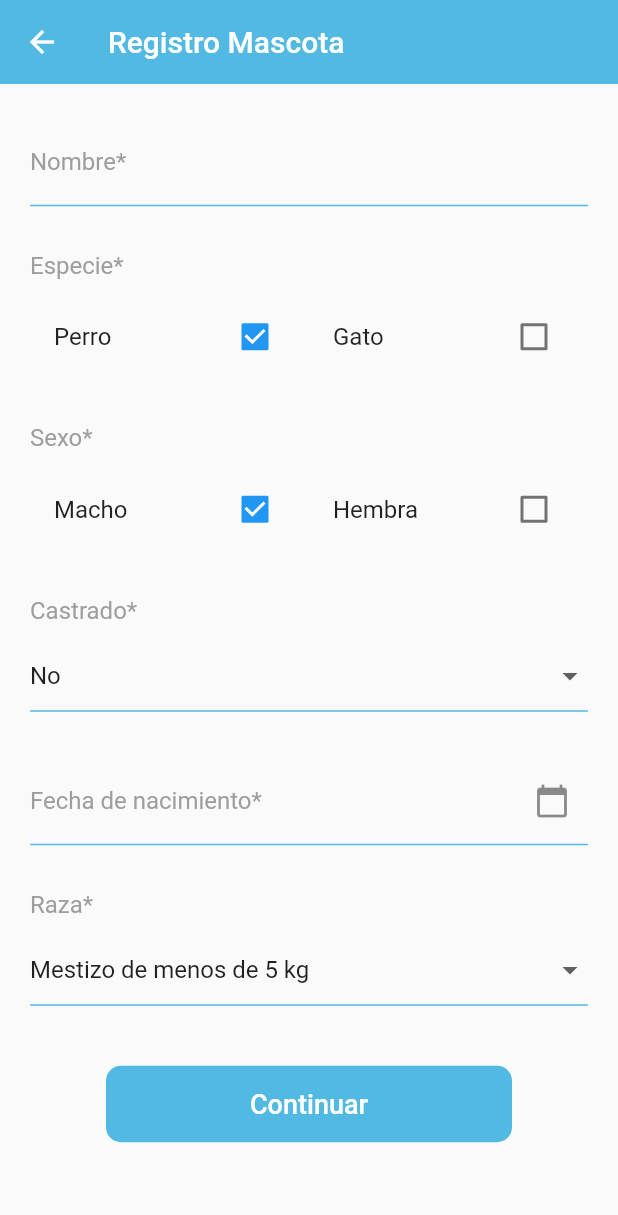
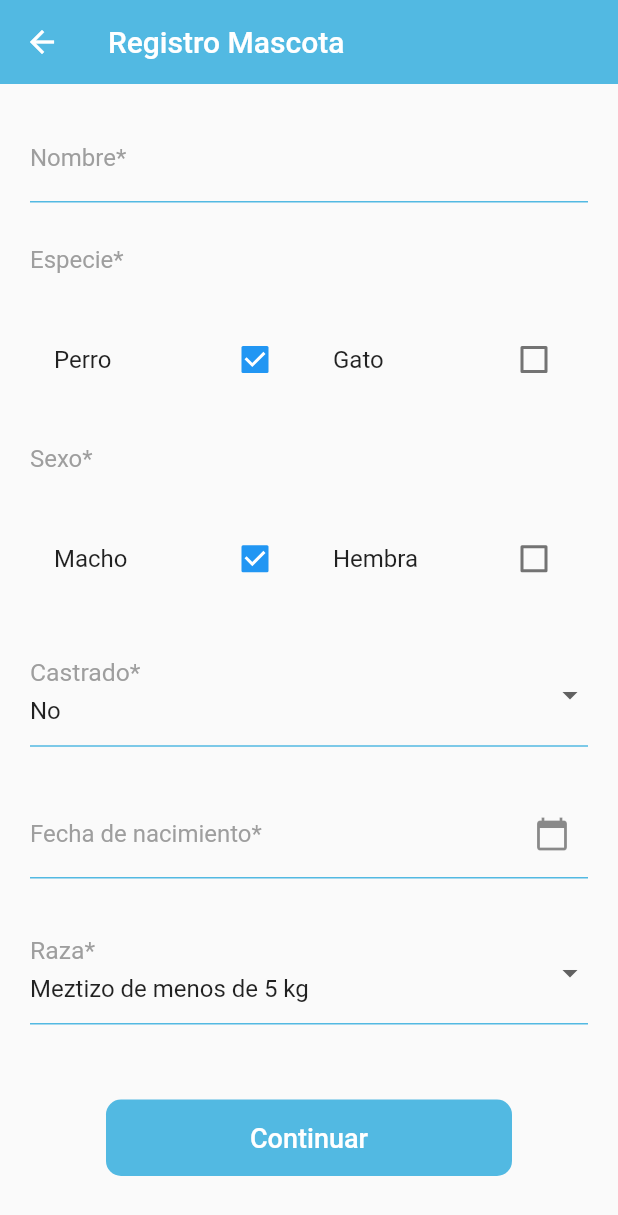
Before and after one commit to TheAlanMC/barkibu-frontend, a Flutter app: the screen it shows after launch, on a phone screen of 412 x 824 dp. Shown: the top 1215 px of the screen. Run offline on Flutter 3.47's test engine with Material 2 defaults, Android fonts, the phone set to English and light mode, and no system bars; our stand-ins replace equatable, flutter_bloc, image_picker; missing offline and left inert: password_strength.

Commit message:
Fixed Size Compatibility with Android

```diff
--- a/lib/screens/login_register/register_pet_screen.dart
+++ b/lib/screens/login_register/register_pet_screen.dart
@@ -1,7 +1,8 @@
+import 'package:flutter/material.dart';
+
 import 'package:barkibu/theme/app_theme.dart';
 import 'package:barkibu/utils/utils.dart';
 import 'package:barkibu/widgets/widgets.dart';
-import 'package:flutter/material.dart';
 
 class RegisterPetScreen extends StatelessWidget {
   const RegisterPetScreen({Key? key}) : super(key: key);
@@ -9,15 +10,19 @@ class RegisterPetScreen extends StatelessWidget {
   @override
   Widget build(BuildContext context) {
     return Scaffold(
-        appBar: AppBar(
-          title: const Text('Registro Mascota'),
-        ),
-        body: Center(
-          child: SingleChildScrollView(
+      appBar: AppBar(
+        title: const Text('Registro Mascota'),
+      ),
+      body: CustomScrollView(
+        slivers: [
+          SliverFillRemaining(
+            hasScrollBody: false,
             child: Column(
               children: [
-                _petRegisterForm(context),
-                const SizedBox(height: 40),
+                Expanded(
+                  child: _petRegisterForm(context),
+                ),
+                const SizedBox(height: 30),
                 CustomMaterialButton(
                   text: 'Continuar',
                   onPressed: (() => Navigator.of(context).pushNamed('/register_pet_vaccine_screen')),
@@ -25,27 +30,28 @@ class RegisterPetScreen extends StatelessWidget {
                 const SizedBox(height: 40),
               ],
             ),
-          ),
-        ));
+          )
+        ],
+      ),
+    );
   }
 
   Widget _petRegisterForm(BuildContext context) {
     return Container(
-      padding: const EdgeInsets.symmetric(horizontal: 20),
+      padding: const EdgeInsets.symmetric(horizontal: 20, vertical: 20),
       width: double.infinity,
       child: Form(
         autovalidateMode: AutovalidateMode.onUserInteraction,
         child: Column(
           crossAxisAlignment: CrossAxisAlignment.start,
+          mainAxisAlignment: MainAxisAlignment.spaceBetween,
           children: [
             TextFormField(
               autocorrect: false,
               decoration: const InputDecoration(labelText: 'Nombre*'),
               onChanged: (value) {},
             ),
-            const SizedBox(height: 30),
             const Text('Especie*', style: TextStyle(fontSize: 16, color: Colors.grey)),
-            const SizedBox(height: 10),
             Row(
               children: [
                 Expanded(
@@ -64,9 +70,7 @@ class RegisterPetScreen extends StatelessWidget {
                 ),
               ],
             ),
-            const SizedBox(height: 30),
             const Text('Sexo*', style: TextStyle(fontSize: 16, color: AppTheme.secondary)),
-            const SizedBox(height: 10),
             Row(
               children: [
                 Expanded(
@@ -85,24 +89,13 @@ class RegisterPetScreen extends StatelessWidget {
                 ),
               ],
             ),
-            const SizedBox(height: 30),
-            const Text('Castrado*', style: TextStyle(fontSize: 16, color: AppTheme.secondary)),
-            const SizedBox(height: 10),
-            DropdownButtonFormField(
-              value: 0,
-              items: const [
-                DropdownMenuItem(
-                  value: 0,
-                  child: Text('No'),
-                ),
-                DropdownMenuItem(
-                  value: 1,
-                  child: Text('Si'),
-                ),
-              ],
-              onChanged: (value) {},
+            CustomDropDownButtonFormField(
+              list: const ['No', 'Si'],
+              label: 'Castrado*',
+              onChanged: (value) {
+                print(value);
+              },
             ),
-            const SizedBox(height: 30),
             TextFormField(
               readOnly: true,
               decoration: const InputDecoration(labelText: 'Fecha de nacimiento*', suffixIcon: Icon(Icons.calendar_today)),
@@ -111,79 +104,37 @@ class RegisterPetScreen extends StatelessWidget {
                 print(date);
               },
             ),
-            const SizedBox(height: 30),
-            const Text('Raza*', style: TextStyle(fontSize: 16, color: AppTheme.secondary)),
-            const SizedBox(height: 10),
-            _dogBreeds(),
+            CustomDropDownButtonFormField(
+              list: _dogBreeds(),
+              initialValue: 1,
+              label: 'Raza*',
+              onChanged: (value) {
+                print(value);
+              },
+            ),
           ],
         ),
       ),
     );
   }
 
-  DropdownButtonFormField<int> _dogBreeds() {
-    return DropdownButtonFormField(
-      value: 1, //formValues['role'],
-      items: const [
-        //TODO: Get breeds from API
-        DropdownMenuItem(
-          value: 1,
-          child: Text('Mestizo de menos de 5 kg'),
-        ),
-        DropdownMenuItem(
-          value: 2,
-          child: Text('Mestizo de 5 a 10 kg'),
-        ),
-        DropdownMenuItem(
-          value: 3,
-          child: Text('Mestizo de 10 a 20 kg'),
-        ),
-        DropdownMenuItem(
-          value: 4,
-          child: Text('Mestizo de 20 a 40 kg'),
-        ),
-        DropdownMenuItem(
-          value: 5,
-          child: Text('Mestizo de más de 40 kg'),
-        ),
-        DropdownMenuItem(
-          value: 6,
-          child: Text('Pastor Alemán'),
-        ),
-        DropdownMenuItem(
-          value: 7,
-          child: Text('Bulldog'),
-        ),
-        DropdownMenuItem(
-          value: 8,
-          child: Text('Labrador'),
-        ),
-        DropdownMenuItem(
-          value: 9,
-          child: Text('Beagle'),
-        ),
-        DropdownMenuItem(
-          value: 10,
-          child: Text('Pitbull'),
-        ),
-        DropdownMenuItem(
-          value: 11,
-          child: Text('Golden Retriever'),
-        ),
-        DropdownMenuItem(
-          value: 12,
-          child: Text('Rottweiler'),
-        ),
-        DropdownMenuItem(
-          value: 13,
-          child: Text('Chihuahua'),
-        ),
-        DropdownMenuItem(
-          value: 14,
-          child: Text('Dálmata'),
-        ),
-      ],
-      onChanged: (value) {},
-    );
+  List<String> _dogBreeds() {
+    List<String> breeds = [
+      'Meztizo de menos de 5 kg',
+      'Mestizo de 5 a 10 kg',
+      'Mestizo de 10 a 20 kg',
+      'Mestizo de 20 a 40 kg',
+      'Mestizo de más de 40 kg',
+      'Pastor Alemán',
+      'Bulldog',
+      'Labrador',
+      'Beagle',
+      'Pitbull',
+      'Golden Retriever',
+      'Rottweiler',
+      'Chihuahua',
+      'Dálmata'
+    ];
+    return breeds;
   }
 }
--- a/lib/widgets/card_container.dart
+++ b/lib/widgets/card_container.dart
@@ -7,7 +7,7 @@ class CardContainer extends StatelessWidget {
   @override
   Widget build(BuildContext context) {
     return Padding(
-      padding: const EdgeInsets.symmetric(horizontal: 20),
+      padding: const EdgeInsets.symmetric(horizontal: 20, vertical: 20),
       child: Container(
         padding: const EdgeInsets.all(20),
         width: double.infinity,
--- /dev/null
+++ b/lib/widgets/custom_drop_down_button_form_field.dart
@@ -0,0 +1,36 @@
+import 'package:barkibu/theme/app_theme.dart';
+import 'package:flutter/material.dart';
+
+class CustomDropDownButtonFormField extends StatelessWidget {
+  final List<String> list;
+  final int? initialValue;
+  final String label;
+  final Function? onChanged;
+  const CustomDropDownButtonFormField({
+    Key? key,
+    required this.list,
+    required this.label,
+    this.onChanged,
+    this.initialValue = 0,
+  }) : super(key: key);
+
+  @override
+  Widget build(BuildContext context) {
+    return DropdownButtonFormField(
+      menuMaxHeight: MediaQuery.of(context).size.height * 0.5,
+      isExpanded: true,
+      value: initialValue,
+      items: list
+          .map((e) => DropdownMenuItem(
+                value: list.indexOf(e) + initialValue!,
+                child: Text(e),
+              ))
+          .toList(),
+      onChanged: (int? value) => onChanged!(value),
+      decoration: InputDecoration(
+        labelText: label,
+        labelStyle: const TextStyle(fontSize: 22, color: AppTheme.secondary),
+      ),
+    );
+  }
+}
--- a/lib/widgets/custom_icon_button.dart
+++ b/lib/widgets/custom_icon_button.dart
@@ -14,7 +14,7 @@ class CustomIconButton extends StatelessWidget {
   @override
   Widget build(BuildContext context) {
     return Padding(
-      padding: const EdgeInsets.symmetric(horizontal: 30),
+      padding: const EdgeInsets.symmetric(horizontal: 15),
       child: SizedBox(
         width: double.infinity,
         child: OutlinedButton.icon(
--- a/lib/widgets/widgets.dart
+++ b/lib/widgets/widgets.dart
@@ -2,3 +2,4 @@ export 'package:barkibu/widgets/card_container.dart';
 export 'package:barkibu/widgets/custom_material_button.dart';
 export 'package:barkibu/widgets/custom_text_button.dart';
 export 'package:barkibu/widgets/custom_icon_button.dart';
+export 'package:barkibu/widgets/custom_drop_down_button_form_field.dart';
--- a/pubspec.yaml
+++ b/pubspec.yaml
@@ -34,6 +34,7 @@ dependencies:
   flutter:
     sdk: flutter
   flutter_bloc: ^8.1.1
+  image_picker: ^0.8.5+3
   password_strength: ^0.2.0
 dev_dependencies:
   flutter_lints: ^2.0.0
```
Also changed, not shown: lib/screens/login_register/login.dart (+15 -9 lines), lib/screens/login_register/register_pet_vaccine_screen.dart (+24 -18 lines), lib/screens/login_register/register_user_screen.dart (+13 -12 lines), pubspec.lock, 10 other files.
